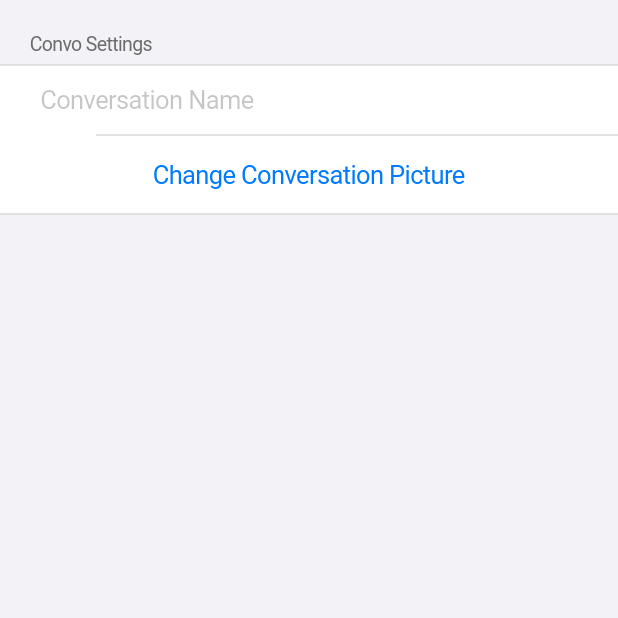
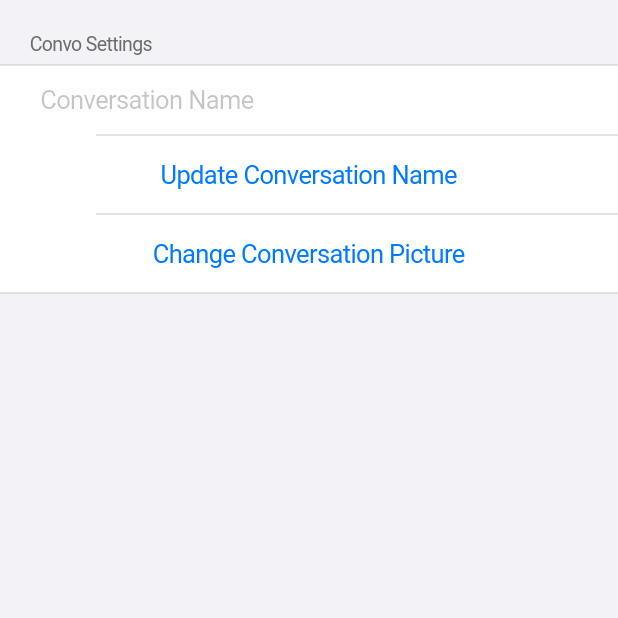
Before and after one commit to jumbyjumbo/chatapp, a Flutter app: the ConversationSettings screen opened directly with empty values, on a phone screen of 412 x 824 dp, the top half of it. Run offline on Flutter 3.47's test engine with Material 2 defaults, Android fonts, the phone set to English and light mode, and no system bars; our stand-ins replace cloud_firestore, firebase_auth, firebase_core, flutter_dotenv, get_time_ago, google_sign_in and 1 more; missing offline and left inert: dart_openai; accounts and stored records are empty.

Commit message:
slide to hide convo

```diff
--- a/lib/convos.dart
+++ b/lib/convos.dart
@@ -187,7 +187,9 @@ class ConvoListState extends State<ConvoList> {
               Map<String, dynamic> conversationData =
                   conversationDoc.data() as Map<String, dynamic>;
 
-              return GestureDetector(
+              return Dismissible(
+                key: Key(conversationDoc.id),
+                child: GestureDetector(
                   onTap: () {
                     // Open conversation
                     Navigator.push(
@@ -203,6 +205,7 @@ class ConvoListState extends State<ConvoList> {
                   child: _buildConvoWidget(
                     conversationData,
                     conversationDoc.id,
+                  ),
                 ),
               );
             },
--- a/lib/convosettings.dart
+++ b/lib/convosettings.dart
@@ -14,6 +14,15 @@ class ConversationSettings extends StatefulWidget {
 }
 
 class ConversationSettingsState extends State<ConversationSettings> {
+  late TextEditingController _nameController;
+
+  @override
+  void initState() {
+    super.initState();
+    _nameController =
+        TextEditingController(text: widget.conversationData['name']);
+  }
+
   @override
   Widget build(BuildContext context) {
     return CupertinoPageScaffold(
@@ -23,16 +32,18 @@ class ConversationSettingsState extends State<ConversationSettings> {
         children: [
           //textfield to change convo name
           CupertinoTextFormFieldRow(
-            initialValue: widget.conversationData[
-                'name'], // Use the initial name from conversationData
+            controller: _nameController,
             placeholder: 'Conversation Name',
-            onChanged: (value) {
+          ),
+          CupertinoButton(
+            child: const Text('Update Conversation Name'),
+            onPressed: () {
               // Update conversation name in Firestore
               FirebaseFirestore.instance
                   .collection('globalConvos')
                   .doc(widget.conversationId)
                   .update({
-                'name': value,
+                'name': _nameController.text,
               });
             },
           ),
@@ -44,4 +55,10 @@ class ConversationSettingsState extends State<ConversationSettings> {
       )),
     );
   }
+
+  @override
+  void dispose() {
+    _nameController.dispose();
+    super.dispose();
+  }
 }
```
Lines whose indentation alone changed are shown as unchanged.
